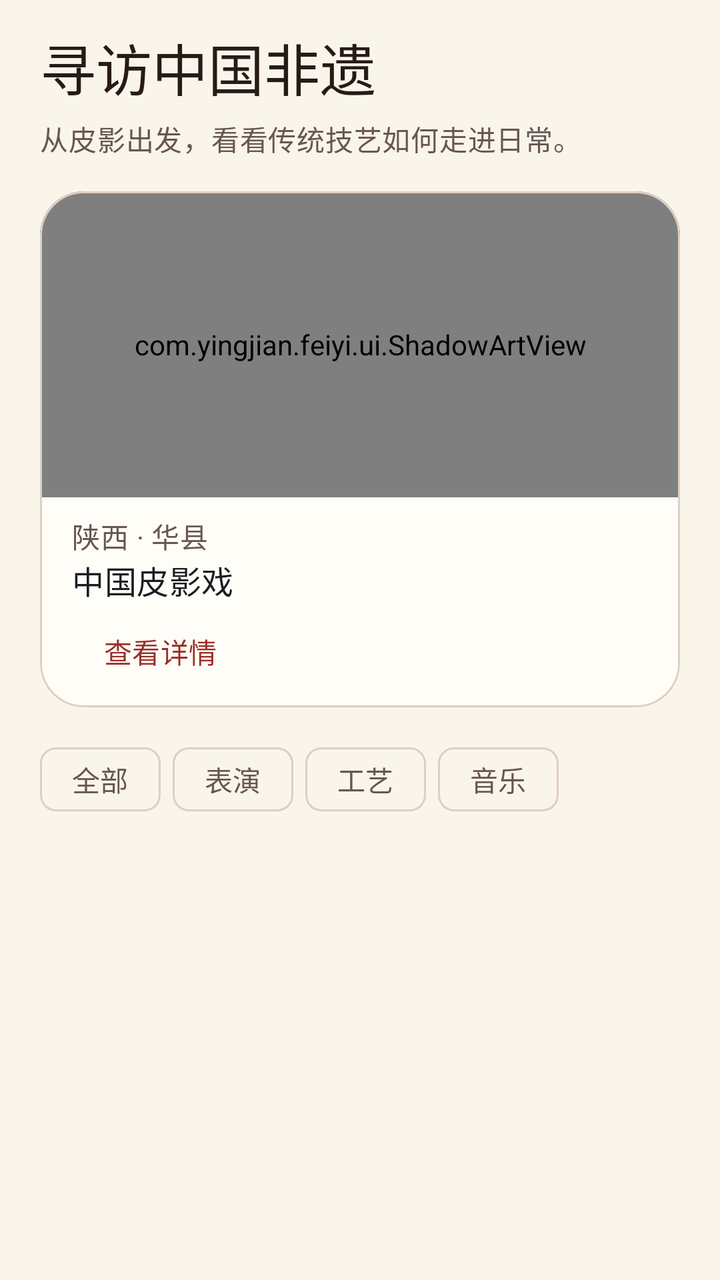
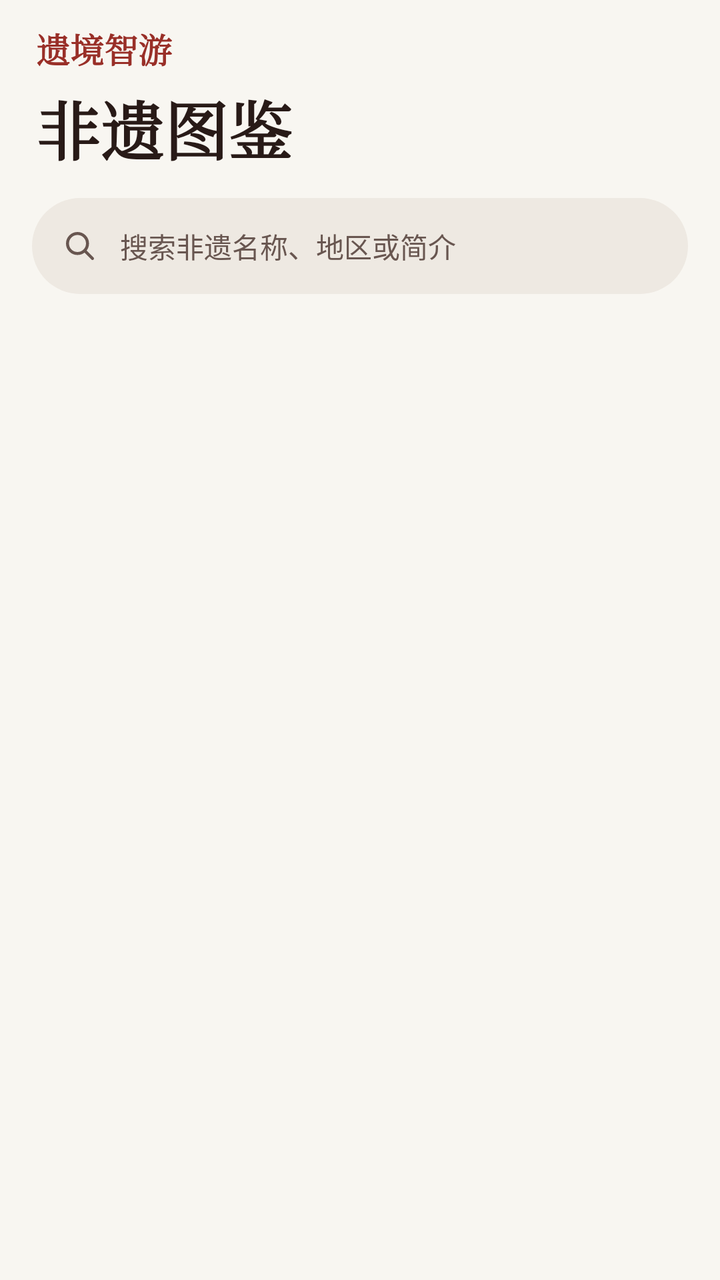

An Android layout rendered at two revisions. The XML below is the earlier revision; the diff shows what the commit changed to produce the second picture.
<!-- AndroidManifest.xml: application theme Theme.Yingjian -->
<!-- res/layout/page_discover.xml -->
<?xml version="1.0" encoding="utf-8"?>
<androidx.core.widget.NestedScrollView xmlns:android="http://schemas.android.com/apk/res/android" xmlns:app="http://schemas.android.com/apk/res-auto"
    android:layout_width="match_parent"
    android:layout_height="match_parent"
    android:fillViewport="true">
    <LinearLayout
        android:layout_width="match_parent"
        android:layout_height="wrap_content"
        android:orientation="vertical"
        android:paddingStart="20dp"
        android:paddingTop="8dp"
        android:paddingEnd="20dp"
        android:paddingBottom="24dp">
        <TextView
            android:layout_width="match_parent"
            android:layout_height="wrap_content"
            android:textAppearance="@style/Feiyi.Headline"
            android:layout_marginTop="5dp"
            android:text="@string/discover_heading" />

        <TextView
            android:layout_width="match_parent"
            android:layout_height="wrap_content"
            android:textAppearance="@style/Feiyi.Copy"
            android:layout_marginTop="5dp"
            android:layout_marginBottom="16dp"
            android:text="@string/discover_copy" />

        <com.google.android.material.card.MaterialCardView
            style="@style/Feiyi.Card"
            android:layout_width="match_parent"
            android:layout_height="wrap_content">
            <LinearLayout
                android:layout_width="match_parent"
                android:layout_height="wrap_content"
                android:orientation="vertical">
                <com.yingjian.feiyi.ui.ShadowArtView
                    android:id="@+id/hero"
                    android:layout_width="match_parent"
                    android:layout_height="153dp"
                    android:importantForAccessibility="no" />

                <LinearLayout
                    android:layout_width="match_parent"
                    android:layout_height="wrap_content"
                    android:orientation="vertical"
                    android:paddingStart="16dp"
                    android:paddingEnd="16dp"
                    android:paddingTop="9dp"
                    android:paddingBottom="4dp">
                    <TextView
                        android:layout_width="match_parent"
                        android:layout_height="wrap_content"
                        android:textAppearance="@style/Feiyi.Copy"
                        android:text="@string/featured_caption" />

                    <TextView
                        android:layout_width="match_parent"
                        android:layout_height="wrap_content"
                        android:textAppearance="?attr/textAppearanceTitleMedium"
                        android:text="@string/featured" />

                    <com.google.android.material.button.MaterialButton
                        style="@style/Widget.Material3.Button.TextButton"
                        android:id="@+id/featured"
                        android:layout_width="wrap_content"
                        android:layout_height="wrap_content"
                        android:text="@string/view_story" />
                </LinearLayout>
            </LinearLayout>
        </com.google.android.material.card.MaterialCardView>

        <com.google.android.material.chip.ChipGroup
            android:id="@+id/filters"
            android:layout_width="match_parent"
            android:layout_height="wrap_content"
            android:layout_marginTop="12dp"
            app:singleSelection="true"
            app:selectionRequired="true"
            app:chipSpacingHorizontal="6dp">
            <com.google.android.material.chip.Chip
                style="@style/Widget.Material3.Chip.Filter"
                android:id="@+id/filter_all"
                android:layout_width="wrap_content"
                android:layout_height="wrap_content"
                android:text="@string/all"
                android:checkable="true" />

            <com.google.android.material.chip.Chip
                style="@style/Widget.Material3.Chip.Filter"
                android:id="@+id/filter_show"
                android:layout_width="wrap_content"
                android:layout_height="wrap_content"
                android:text="@string/performing"
                android:checkable="true" />

            <com.google.android.material.chip.Chip
                style="@style/Widget.Material3.Chip.Filter"
                android:id="@+id/filter_craft"
                android:layout_width="wrap_content"
                android:layout_height="wrap_content"
                android:text="@string/crafts"
                android:checkable="true" />

            <com.google.android.material.chip.Chip
                style="@style/Widget.Material3.Chip.Filter"
                android:id="@+id/filter_music"
                android:layout_width="wrap_content"
                android:layout_height="wrap_content"
                android:text="@string/music"
                android:checkable="true" />
        </com.google.android.material.chip.ChipGroup>

        <TextView
            android:id="@+id/message"
            android:layout_width="match_parent"
            android:layout_height="wrap_content"
            android:textAppearance="@style/Feiyi.Copy"
            android:visibility="gone"
            android:layout_marginTop="8dp" />

        <com.google.android.material.button.MaterialButton
            style="@style/Widget.Material3.Button.OutlinedButton"
            android:id="@+id/retry"
            android:layout_width="wrap_content"
            android:layout_height="wrap_content"
            android:text="@string/reload"
            android:visibility="gone" />

        <androidx.recyclerview.widget.RecyclerView
            android:id="@+id/items"
            android:layout_width="match_parent"
            android:layout_height="wrap_content"
            android:nestedScrollingEnabled="false"
            android:clipToPadding="false" />
    </LinearLayout>
</androidx.core.widget.NestedScrollView>
<!-- resources referenced by this layout -->
<resources>
  <string name="all">全部</string>
  <string name="crafts">工艺</string>
  <string name="discover_copy">从皮影出发，看看传统技艺如何走进日常。</string>
  <string name="discover_heading">寻访中国非遗</string>
  <string name="featured">中国皮影戏</string>
  <string name="featured_caption">陕西 · 华县</string>
  <string name="music">音乐</string>
  <string name="performing">表演</string>
  <string name="reload">重试</string>
  <string name="view_story">查看详情</string>
  <style name="Feiyi.Card" parent="Widget.Material3.CardView.Outlined">
          <item name="cardBackgroundColor">@color/brand_card</item>
          <item name="cardCornerRadius">22dp</item>
          <item name="strokeColor">@color/brand_outline</item>
          <item name="strokeWidth">1dp</item>
      </style>
  <style name="Feiyi.Copy" parent="TextAppearance.Material3.BodyMedium">
          <item name="android:textColor">?attr/colorOnSurfaceVariant</item>
      </style>
  <style name="Feiyi.Headline" parent="TextAppearance.Material3.HeadlineMedium">
          <item name="android:fontFamily">serif</item>
          <item name="android:textColor">?attr/colorOnSurface</item>
      </style>
  <style name="Theme.Yingjian" parent="Theme.Yingjian.Base">
          <item name="android:navigationBarColor">@color/legacy_navigation_bar</item>
      </style>
  <color name="brand_card">#FFFDF7</color>
  <color name="brand_outline">#DECFC1</color>
  <style name="Theme.Yingjian.Base" parent="Theme.Material3.DayNight.NoActionBar">
          <item name="colorPrimary">@color/brand_primary</item>
          <item name="colorOnPrimary">@color/brand_on_primary</item>
          <item name="colorPrimaryContainer">@color/brand_primary_container</item>
          <item name="colorOnPrimaryContainer">@color/brand_on_primary_container</item>
          <item name="colorSecondaryContainer">@color/brand_primary_container</item>
          <item name="colorOnSecondaryContainer">@color/brand_on_primary_container</item>
          <item name="colorSurface">@color/brand_surface</item>
          <item name="colorOnSurface">@color/brand_on_surface</item>
          <item name="colorOnSurfaceVariant">@color/brand_on_surface_variant</item>
          <item name="colorSurfaceVariant">@color/brand_card</item>
          <item name="colorOutline">@color/brand_outline</item>
          <item name="android:windowBackground">@color/brand_surface</item>
          <item name="android:statusBarColor">@color/brand_surface</item>
          <item name="android:windowLightStatusBar">@bool/use_dark_system_bar_icons</item>
      </style>
  <color name="legacy_navigation_bar">#201612</color>
  <color name="brand_primary">#992F28</color>
  <color name="brand_on_primary">#FFFFFF</color>
  <color name="brand_primary_container">#F5DFD2</color>
  <color name="brand_on_primary_container">#57241D</color>
  <color name="brand_surface">#FAF5EB</color>
  <color name="brand_on_surface">#281A17</color>
  <color name="brand_on_surface_variant">#685650</color>
</resources>

<!-- the commit's change to res/layout/page_discover.xml (unified diff, before → after) -->
@@ -1,137 +1,115 @@
 <?xml version="1.0" encoding="utf-8"?>
-<androidx.core.widget.NestedScrollView xmlns:android="http://schemas.android.com/apk/res/android" xmlns:app="http://schemas.android.com/apk/res-auto"
+<LinearLayout xmlns:android="http://schemas.android.com/apk/res/android"
     android:layout_width="match_parent"
     android:layout_height="match_parent"
-    android:fillViewport="true">
+    android:background="@color/catalog_paper"
+    android:focusableInTouchMode="true"
+    android:orientation="vertical">
+
+    <TextView
+        android:layout_width="match_parent"
+        android:layout_height="wrap_content"
+        android:layout_marginHorizontal="18dp"
+        android:layout_marginTop="12dp"
+        android:fontFamily="serif"
+        android:text="@string/app_name"
+        android:textColor="?attr/colorPrimary"
+        android:textSize="17sp"
+        android:textStyle="bold" />
+
+    <TextView
+        android:layout_width="match_parent"
+        android:layout_height="wrap_content"
+        android:layout_marginHorizontal="18dp"
+        android:layout_marginTop="4dp"
+        android:layout_marginBottom="12dp"
+        android:fontFamily="serif"
+        android:text="@string/catalog_heading"
+        android:textColor="?attr/colorOnSurface"
+        android:textSize="32sp"
+        android:textStyle="bold" />
+
     <LinearLayout
         android:layout_width="match_parent"
         android:layout_height="wrap_content"
-        android:orientation="vertical"
-        android:paddingStart="20dp"
-        android:paddingTop="8dp"
-        android:paddingEnd="20dp"
-        android:paddingBottom="24dp">
-        <TextView
-            android:layout_width="match_parent"
+        android:layout_marginHorizontal="16dp"
+        android:background="@drawable/bg_catalog_search"
+        android:gravity="center_vertical"
+        android:minHeight="48dp"
+        android:orientation="horizontal"
+        android:paddingStart="14dp">
+
+        <androidx.appcompat.widget.AppCompatImageView
+            android:layout_width="20dp"
+            android:layout_height="20dp"
+            android:importantForAccessibility="no"
+            android:src="@drawable/ic_catalog_search" />
+
+        <androidx.appcompat.widget.AppCompatEditText
+            android:id="@+id/search_query"
+            android:layout_width="0dp"
             android:layout_height="wrap_content"
-            android:textAppearance="@style/Feiyi.Headline"
-            android:layout_marginTop="5dp"
-            android:text="@string/discover_heading" />
+            android:layout_weight="1"
+            android:background="@null"
+            android:hint="@string/catalog_search_hint"
+            android:imeOptions="actionSearch"
+            android:importantForAutofill="no"
+            android:inputType="text"
+            android:maxLength="80"
+            android:minHeight="48dp"
+            android:paddingHorizontal="10dp"
+            android:saveEnabled="false"
+            android:singleLine="true"
+            android:textColor="?attr/colorOnSurface"
+            android:textColorHint="?attr/colorOnSurfaceVariant"
+            android:textSize="14sp" />
 
-        <TextView
-            android:layout_width="match_parent"
-            android:layout_height="wrap_content"
-            android:textAppearance="@style/Feiyi.Copy"
-            android:layout_marginTop="5dp"
-            android:layout_marginBottom="16dp"
-            android:text="@string/discover_copy" />
+        <androidx.appcompat.widget.AppCompatImageButton
+            android:id="@+id/clear_search"
+            android:layout_width="48dp"
+            android:layout_height="48dp"
+            android:background="?attr/selectableItemBackgroundBorderless"
+            android:contentDescription="@string/catalog_clear_search"
+            android:scaleType="center"
+            android:src="@drawable/ic_catalog_clear"
+            android:visibility="gone" />
+    </LinearLayout>
 
-        <com.google.android.material.card.MaterialCardView
-            style="@style/Feiyi.Card"
-            android:layout_width="match_parent"
-            android:layout_height="wrap_content">
-            <LinearLayout
-                android:layout_width="match_parent"
-                android:layout_height="wrap_content"
-                android:orientation="vertical">
-                <com.yingjian.feiyi.ui.ShadowArtView
-                    android:id="@+id/hero"
-                    android:layout_width="match_parent"
-                    android:layout_height="153dp"
-                    android:importantForAccessibility="no" />
+    <TextView
+        android:id="@+id/count"
+        android:layout_width="match_parent"
+        android:layout_height="wrap_content"
+        android:layout_marginHorizontal="18dp"
+        android:layout_marginTop="10dp"
+        android:layout_marginBottom="4dp"
+        android:textAppearance="@style/Feiyi.Copy" />
 
-                <LinearLayout
-                    android:layout_width="match_parent"
-                    android:layout_height="wrap_content"
-                    android:orientation="vertical"
-                    android:paddingStart="16dp"
-                    android:paddingEnd="16dp"
-                    android:paddingTop="9dp"
-                    android:paddingBottom="4dp">
-                    <TextView
-                        android:layout_width="match_parent"
-                        android:layout_height="wrap_content"
-                        android:textAppearance="@style/Feiyi.Copy"
-                        android:text="@string/featured_caption" />
+    <TextView
+        android:id="@+id/message"
+        android:layout_width="match_parent"
+        android:layout_height="wrap_content"
+        android:layout_marginHorizontal="18dp"
+        android:layout_marginBottom="6dp"
+        android:accessibilityLiveRegion="polite"
+        android:textAppearance="@style/Feiyi.Copy"
+        android:visibility="gone" />
 
-                    <TextView
-                        android:layout_width="match_parent"
-                        android:layout_height="wrap_content"
-                        android:textAppearance="?attr/textAppearanceTitleMedium"
-                        android:text="@string/featured" />
+    <com.google.android.material.button.MaterialButton
+        android:id="@+id/retry"
+        style="@style/Widget.Material3.Button.TextButton"
+        android:layout_width="wrap_content"
+        android:layout_height="wrap_content"
+        android:layout_marginStart="10dp"
+        android:text="@string/reload"
+        android:visibility="gone" />
 
-                    <com.google.android.material.button.MaterialButton
-                        style="@style/Widget.Material3.Button.TextButton"
-                        android:id="@+id/featured"
-                        android:layout_width="wrap_content"
-                        android:layout_height="wrap_content"
-                        android:text="@string/view_story" />
-                </LinearLayout>
-            </LinearLayout>
-        </com.google.android.material.card.MaterialCardView>
-
-        <com.google.android.material.chip.ChipGroup
-            android:id="@+id/filters"
-            android:layout_width="match_parent"
-            android:layout_height="wrap_content"
-            android:layout_marginTop="12dp"
-            app:singleSelection="true"
-            app:selectionRequired="true"
-            app:chipSpacingHorizontal="6dp">
-            <com.google.android.material.chip.Chip
-                style="@style/Widget.Material3.Chip.Filter"
-                android:id="@+id/filter_all"
-                android:layout_width="wrap_content"
-                android:layout_height="wrap_content"
-                android:text="@string/all"
-                android:checkable="true" />
-
-            <com.google.android.material.chip.Chip
-                style="@style/Widget.Material3.Chip.Filter"
-                android:id="@+id/filter_show"
-                android:layout_width="wrap_content"
-                android:layout_height="wrap_content"
-                android:text="@string/performing"
-                android:checkable="true" />
-
-            <com.google.android.material.chip.Chip
-                style="@style/Widget.Material3.Chip.Filter"
-                android:id="@+id/filter_craft"
-                android:layout_width="wrap_content"
-                android:layout_height="wrap_content"
-                android:text="@string/crafts"
-                android:checkable="true" />
-
-            <com.google.android.material.chip.Chip
-                style="@style/Widget.Material3.Chip.Filter"
-                android:id="@+id/filter_music"
-                android:layout_width="wrap_content"
-                android:layout_height="wrap_content"
-                android:text="@string/music"
-                android:checkable="true" />
-        </com.google.android.material.chip.ChipGroup>
-
-        <TextView
-            android:id="@+id/message"
-            android:layout_width="match_parent"
-            android:layout_height="wrap_content"
-            android:textAppearance="@style/Feiyi.Copy"
-            android:visibility="gone"
-            android:layout_marginTop="8dp" />
-
-        <com.google.android.material.button.MaterialButton
-            style="@style/Widget.Material3.Button.OutlinedButton"
-            android:id="@+id/retry"
-            android:layout_width="wrap_content"
-            android:layout_height="wrap_content"
-            android:text="@string/reload"
-            android:visibility="gone" />
-
-        <androidx.recyclerview.widget.RecyclerView
-            android:id="@+id/items"
-            android:layout_width="match_parent"
-            android:layout_height="wrap_content"
-            android:nestedScrollingEnabled="false"
-            android:clipToPadding="false" />
-    </LinearLayout>
-</androidx.core.widget.NestedScrollView>
+    <androidx.recyclerview.widget.RecyclerView
+        android:id="@+id/items"
+        android:layout_width="match_parent"
+        android:layout_height="0dp"
+        android:layout_weight="1"
+        android:clipToPadding="false"
+        android:paddingHorizontal="8dp"
+        android:paddingBottom="10dp"
+        android:saveEnabled="false" />
+</LinearLayout>
<!-- resource entries referenced after the edit -->
@@ -1,31 +1,39 @@
 <!-- resources referenced by this layout -->
 <resources>
-  <string name="all">全部</string>
-  <string name="crafts">工艺</string>
-  <string name="discover_copy">从皮影出发，看看传统技艺如何走进日常。</string>
-  <string name="discover_heading">寻访中国非遗</string>
-  <string name="featured">中国皮影戏</string>
-  <string name="featured_caption">陕西 · 华县</string>
-  <string name="music">音乐</string>
-  <string name="performing">表演</string>
+  <color name="catalog_paper">#F8F6F1</color>
+  <!-- drawable bg_catalog_search (drawable) -->
+  <shape xmlns:android="http://schemas.android.com/apk/res/android">
+      <solid android:color="@color/catalog_search_surface" />
+      <corners android:radius="24dp" />
+  </shape>
+  <!-- drawable ic_catalog_clear (drawable) -->
+  <vector xmlns:android="http://schemas.android.com/apk/res/android"
+      android:width="24dp" android:height="24dp"
+      android:viewportWidth="24" android:viewportHeight="24">
+      <path android:pathData="M6,6l12,12M18,6L6,18"
+          android:fillColor="@android:color/transparent" android:strokeColor="?attr/colorOnSurfaceVariant"
+          android:strokeWidth="1.8" android:strokeLineCap="round" android:strokeLineJoin="round" />
+  </vector>
+  <!-- drawable ic_catalog_search (drawable) -->
+  <vector xmlns:android="http://schemas.android.com/apk/res/android"
+      android:width="24dp" android:height="24dp"
+      android:viewportWidth="24" android:viewportHeight="24">
+      <path android:pathData="M10.5,4.5a6,6 0,1 0,0 12a6,6 0,1 0,0 -12M15,15l4.5,4.5"
+          android:fillColor="@android:color/transparent" android:strokeColor="?attr/colorOnSurfaceVariant"
+          android:strokeWidth="1.8" android:strokeLineCap="round" android:strokeLineJoin="round" />
+  </vector>
+  <string name="app_name">遗境智游</string>
+  <string name="catalog_clear_search">清空搜索</string>
+  <string name="catalog_heading">非遗图鉴</string>
+  <string name="catalog_search_hint">搜索非遗名称、地区或简介</string>
   <string name="reload">重试</string>
-  <string name="view_story">查看详情</string>
-  <style name="Feiyi.Card" parent="Widget.Material3.CardView.Outlined">
-          <item name="cardBackgroundColor">@color/brand_card</item>
-          <item name="cardCornerRadius">22dp</item>
-          <item name="strokeColor">@color/brand_outline</item>
-          <item name="strokeWidth">1dp</item>
-      </style>
   <style name="Feiyi.Copy" parent="TextAppearance.Material3.BodyMedium">
           <item name="android:textColor">?attr/colorOnSurfaceVariant</item>
-      </style>
-  <style name="Feiyi.Headline" parent="TextAppearance.Material3.HeadlineMedium">
-          <item name="android:fontFamily">serif</item>
-          <item name="android:textColor">?attr/colorOnSurface</item>
       </style>
   <style name="Theme.Yingjian" parent="Theme.Yingjian.Base">
           <item name="android:navigationBarColor">@color/legacy_navigation_bar</item>
       </style>
+  <color name="catalog_search_surface">#EEE9E2</color>
   <color name="brand_card">#FFFDF7</color>
   <color name="brand_outline">#DECFC1</color>
   <style name="Theme.Yingjian.Base" parent="Theme.Material3.DayNight.NoActionBar">
